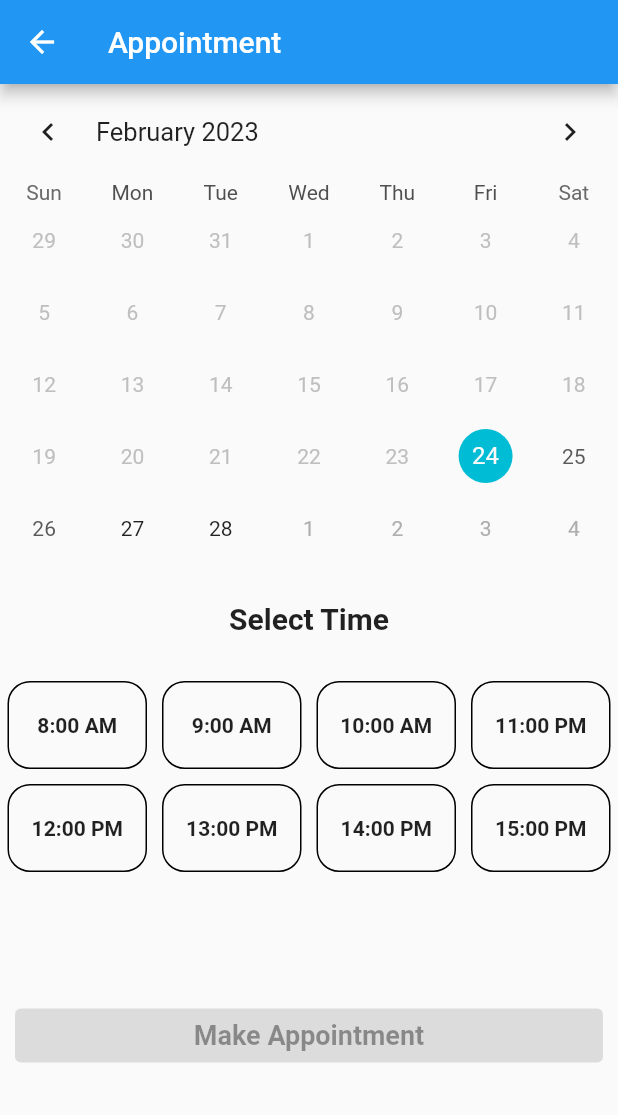
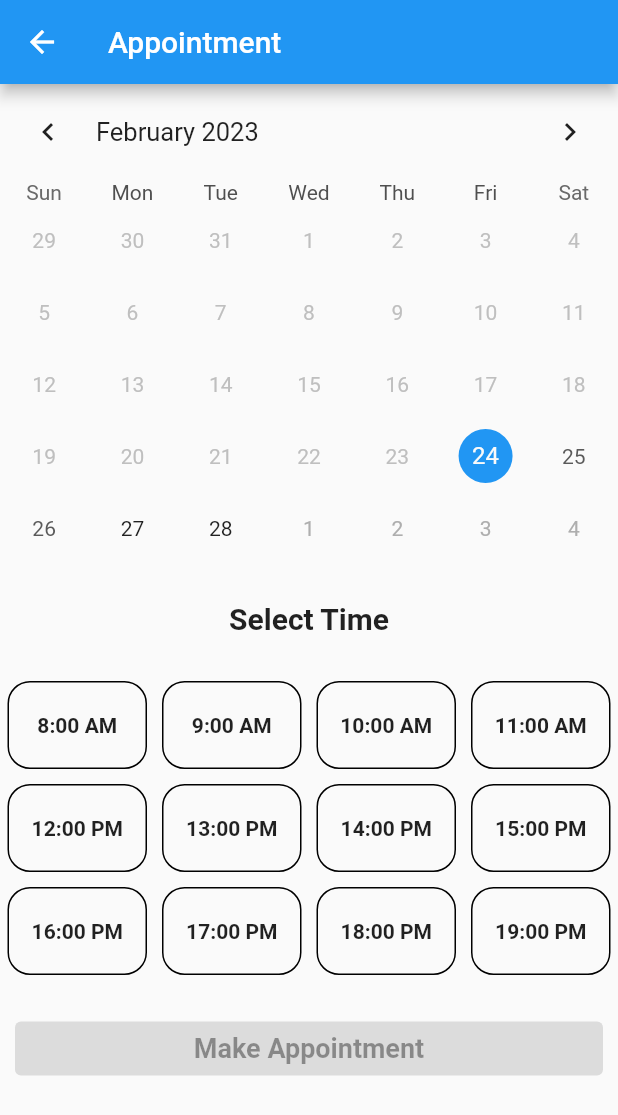
Before and after one commit to Mohammed522-dot/TeachMe, a Flutter app: the BookingPage screen opened directly, on a phone screen of 412 x 824 dp. Shown: the top 1115 px of the screen. Run offline on Flutter 3.47's test engine with Material 2 defaults, Android fonts, the phone set to English and light mode, and no system bars; drawn by our look-alikes of table_calendar; our stand-ins replace badges, bloc, cached_network_image, dartz, equatable, flutter_bloc and 7 more; accounts and stored records are empty; generated files the repository leaves out were written again.

Commit message:
get all Materials

```diff
--- a/lib/featuers/teach_me/presentation/pages/booking_page.dart
+++ b/lib/featuers/teach_me/presentation/pages/booking_page.dart
@@ -85,11 +85,11 @@ class _BookingPageState extends State<BookingPage>{
                      ),
                      borderRadius: BorderRadius.circular(15),
                      color: _currentIndex == index
-                       ? Colors.cyan
+                       ? Colors.blue
                          : null,
                    ),
                    alignment: Alignment.center,
-                   child: Text('${index + 8}:00 ${index + 9 > 11 ? "PM": "AM"}',
+                   child: Text('${index + 8}:00 ${index + 9 > 12 ? "PM": "AM"}',
                    style: TextStyle(
                      fontWeight: FontWeight.bold,
                      color: _currentIndex == index ? Colors.white : null,
@@ -97,13 +97,13 @@ class _BookingPageState extends State<BookingPage>{
                  ),
                );
              },
-               childCount: 8
+               childCount: 12
              ),
              gridDelegate: const SliverGridDelegateWithFixedCrossAxisCount(crossAxisCount: 4, childAspectRatio: 1.5),
          ),
          SliverToBoxAdapter(
            child: Container(
-             padding: const EdgeInsets.symmetric(horizontal: 10,vertical: 80),
+             padding: const EdgeInsets.symmetric(horizontal: 10,vertical: 20),
              child:  Button(
                width: double.infinity,
                title: 'Make Appointment',
@@ -131,7 +131,7 @@ class _BookingPageState extends State<BookingPage>{
         rowHeight: 48,
       calendarStyle: const CalendarStyle(
         todayDecoration:
-          BoxDecoration(color: Colors.cyan, shape: BoxShape.circle)
+          BoxDecoration(color: Colors.blue, shape: BoxShape.circle)
       ),
       availableCalendarFormats: const{
           CalendarFormat.month: 'Month',
--- a/lib/featuers/teach_me/presentation/widgets/category_box.dart
+++ b/lib/featuers/teach_me/presentation/widgets/category_box.dart
@@ -35,12 +35,11 @@ class CategoryBox extends StatelessWidget {
                 child: SvgPicture.asset(data["icon"], color: isSelected ? selectedColor : textColor, width: 30, height: 30,)
             ),
             SizedBox(height: 10,),
-            Text(data["name"], maxLines: 1, overflow: TextOverflow.fade,
+            Text(data["materialName"], maxLines: 1, overflow: TextOverflow.fade,
               style: TextStyle(color: textColor, fontWeight: FontWeight.w500),
             )
           ],
         ),
-      )
-    ;
+      );
   }
 }
--- a/lib/featuers/teach_me/presentation/widgets/custom_button.dart
+++ b/lib/featuers/teach_me/presentation/widgets/custom_button.dart
@@ -21,7 +21,7 @@ class Button extends StatelessWidget {
       width: width,
       child: ElevatedButton(
         style: ElevatedButton.styleFrom(
-          backgroundColor: Colors.cyan,
+          backgroundColor: Colors.blue,
           foregroundColor: Colors.white,
         ),
         onPressed: disable ? null : onPressed,
```
Also changed, not shown: lib/featuers/teach_me/data/datasourse/models/Materials.dart (+9 -10 lines), lib/featuers/teach_me/presentation/bloc/MaterialsBloc.dart (+8 -5 lines), lib/featuers/teach_me/presentation/pages/home.dart (+26 -6 lines), lib/main.dart (+33 -29 lines).
